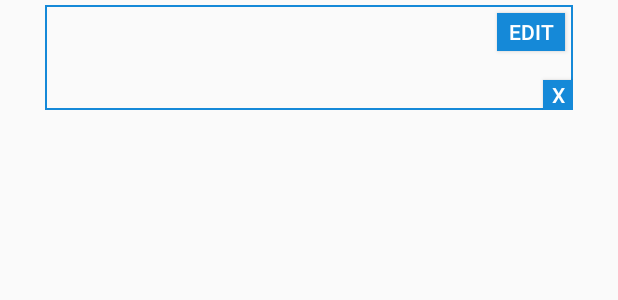
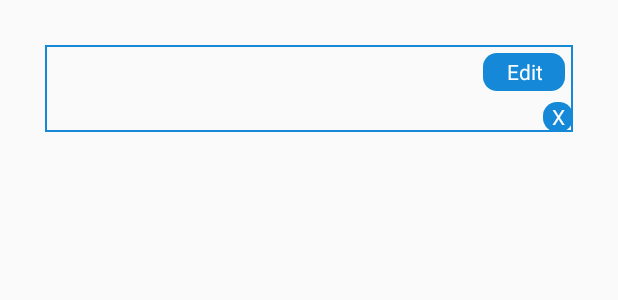
Before and after one commit to areejelhabeel/BMI_Analyzer, an Android app: the layout activity_food.xml on its own in the app's theme, with its tools: preview values and no code run, on a phone screen of 412 x 824 dp. Shown: the top 300 px of the screen. Run offline under Robolectric (Android 15) with nearby library versions, the phone set to English and light mode, and no system bars.

Commit message:
full error half work6

```diff
--- a/app/src/main/res/layout/activity_food.xml
+++ b/app/src/main/res/layout/activity_food.xml
@@ -1,93 +1,27 @@
-<?xml version="1.0" encoding="utf-8"?>
+<?xml version="1.0" encoding="UTF-8"?>
 
-<FrameLayout xmlns:android="http://schemas.android.com/apk/res/android"
-    android:layout_width="wrap_content"
-    android:layout_height="wrap_content"
-    >
-    <LinearLayout
-        android:layout_width="wrap_content"
-        android:layout_height="wrap_content"
-        android:layout_marginTop="3dp"
-        android:layout_marginLeft="30dp"
-        android:layout_marginRight="30dp"
-        android:orientation="vertical">
+    <FrameLayout android:background="@drawable/blue_borders" android:layout_marginEnd="30dp" android:layout_marginTop="30dp" android:layout_marginStart="30dp" android:layout_height="wrap_content" android:layout_width="match_parent" xmlns:android="http://schemas.android.com/apk/res/android">
 
-        <LinearLayout
-            android:layout_marginBottom="20dp"
-            android:layout_width="match_parent"
-            android:layout_height="wrap_content"
-            android:background="@drawable/blue_borders"
-            android:orientation="vertical">
-            <LinearLayout
-                android:layout_width="match_parent"
-                android:layout_height="70dp"
-                android:orientation="horizontal">
-                <ImageView
-                    android:id="@+id/image"
-                    android:layout_width="55dp" android:layout_height="match_parent"
-                    android:layout_marginTop="2dp"
-                    android:layout_marginBottom="2dp"
-                    android:layout_marginLeft="2dp"
-                 ></ImageView>
-                <LinearLayout
-                    android:layout_marginLeft="5dp"
-                    android:layout_marginTop="5dp"
-                    android:layout_marginBottom="5dp"
-                    android:layout_width="wrap_content"
-                    android:layout_height="match_parent"
-                    android:orientation="vertical">
-                    <TextView
-                        android:id="@+id/name"
-                        android:layout_width="wrap_content"
-                        android:layout_height="wrap_content"
-                      ></TextView>
-                    <TextView
-                        android:id="@+id/category"
-                        android:layout_width="wrap_content"
-                        android:layout_height="wrap_content"
-                     ></TextView>
-                    <TextView
-                        android:id="@+id/calory"
-                        android:layout_width="wrap_content"
-                        android:layout_height="wrap_content"
-                        ></TextView>
-                </LinearLayout>
-                <View
-                    android:layout_width="0dp"
-                    android:layout_height="0dp"
-                    android:layout_weight="1" />
-                <LinearLayout
-                    android:layout_width="wrap_content"
-                    android:layout_height="match_parent"
-                    android:orientation="vertical">
-                    <Button
-                        android:layout_margin="5dp"
-                        android:layout_width="45dp"
-                        android:layout_height="25dp"
-                        android:background="@color/blue"
-                        android:textColor="#fff"
-                        android:text="Edit">
 
-                    </Button>
-                    <View
-                        android:layout_width="0dp"
-                        android:layout_height="0dp"
-                        android:layout_weight="1" />
-                    <Button
-                        android:layout_width="20dp"
-                        android:layout_height="20dp"
-                        android:background="@color/blue"
-                        android:textColor="#fff"
-                        android:layout_gravity="right"
-                        android:text="x">
+    -<LinearLayout android:layout_height="wrap_content" android:layout_width="match_parent" android:orientation="horizontal">
 
-                    </Button>
+    <ImageView android:layout_height="match_parent" android:layout_width="70dp" android:layout_weight="0" android:id="@+id/image"/>
 
-                </LinearLayout>
 
-            </LinearLayout>
-        </LinearLayout>
+    -<LinearLayout android:layout_marginEnd="5dp" android:layout_marginStart="5dp" android:layout_height="wrap_content" android:layout_width="match_parent" android:orientation="vertical" android:layout_weight="1" android:gravity="center|start" android:layout_gravity="center|start">
 
-        </LinearLayout>
+    <TextView android:layout_height="wrap_content" android:layout_width="wrap_content" android:id="@+id/name"/>
+
+    <TextView android:layout_height="wrap_content" android:layout_width="wrap_content" android:id="@+id/category"/>
+
+    <TextView android:layout_height="wrap_content" android:layout_width="wrap_content" android:id="@+id/calory"/>
+
+</LinearLayout>
+
+</LinearLayout>
+
+    <TextView android:background="@drawable/style_of_button" android:layout_height="25dp" android:layout_width="wrap_content" android:layout_weight="0" android:gravity="center" android:layout_gravity="top|end" android:textColor="#fff" android:text="Edit" android:paddingEnd="15dp" android:paddingStart="15dp" android:layout_margin="5dp"/>
+
+    <TextView android:background="@drawable/style_of_button" android:layout_height="20dp" android:layout_width="20dp" android:layout_weight="0" android:gravity="center" android:layout_gravity="bottom|end" android:textColor="#fff" android:text="X"/>
 
 </FrameLayout>
```
Also changed, not shown: app/src/main/res/layout/activity_complete_information.xml (+89 -200 lines), app/src/main/res/layout/activity_home.xml (+36 -113 lines), app/src/main/res/layout/splash_activity.xml (+10 -20 lines).
